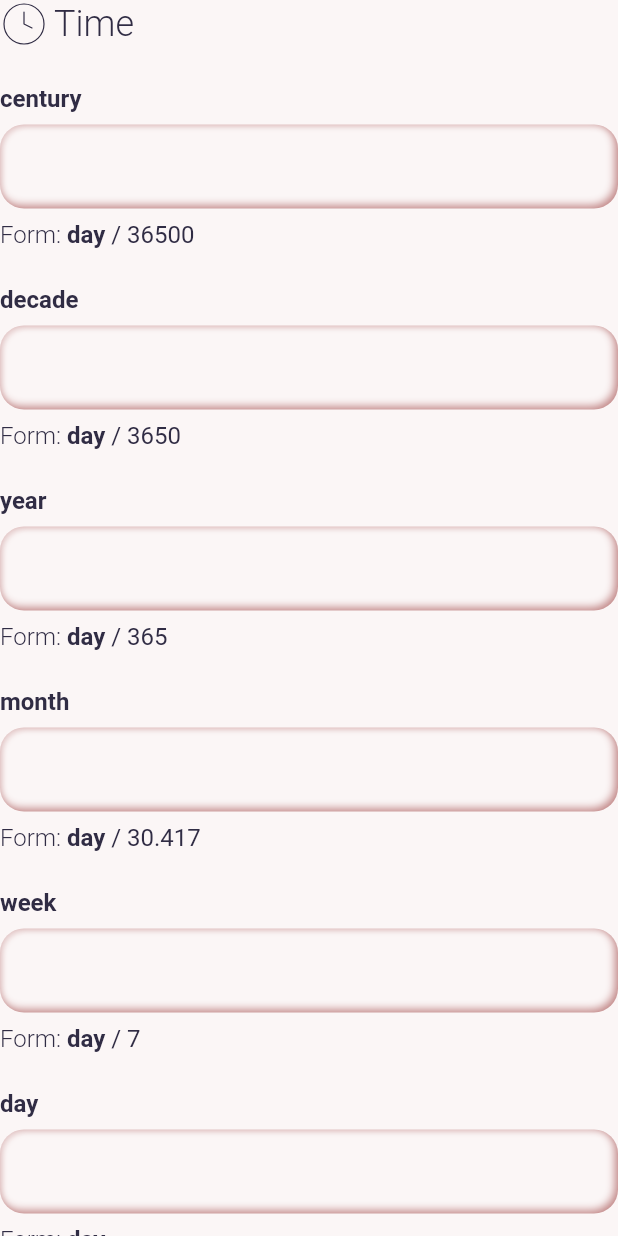
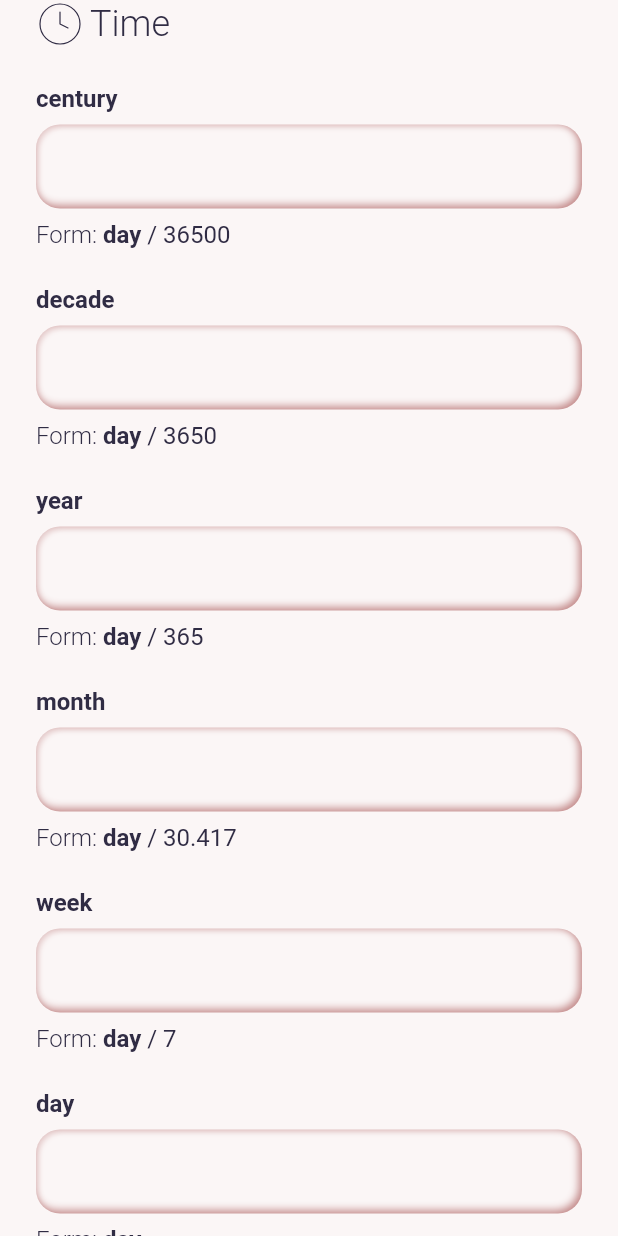
Before and after one commit to AntonioJoaquin/unit_converter_flutter, a Flutter app: the TimeTabPage widget shown alone on an empty page, opened directly, on a phone screen of 412 x 824 dp. Run offline on Flutter 3.47's test engine with Material 2 defaults, Android fonts, the phone set to English and light mode, and no system bars; our stand-ins replace flutter_inset_box_shadow, flutter_svg, get_it, injectable.

Commit message:
#3- Add page view

```diff
--- a/lib/view/src/pages/converter/time/time_tab_page.dart
+++ b/lib/view/src/pages/converter/time/time_tab_page.dart
@@ -35,7 +35,10 @@ class _TimeTabPageState extends State<TimeTabPage> {
 
   @override
   Widget build(BuildContext context) {
-    return Column(
+    return SingleChildScrollView(
+      child: Padding(
+        padding: const EdgeInsets.symmetric(horizontal: 24.0),
+        child: Column(
           children: [
             Row(
               children: [
@@ -74,7 +77,10 @@ class _TimeTabPageState extends State<TimeTabPage> {
                 );
               },
             ),
+            const SizedBox(height: 48.0),
           ],
+        ),
+      ),
     );
   }
 
```
Also changed, not shown: lib/view/src/pages/converter/converter_page.dart (+6 -10 lines), lib/view/src/pages/converter/temperature/temperature_tab_page.dart (+7 -1 lines). Lines whose indentation alone changed are shown as unchanged.
